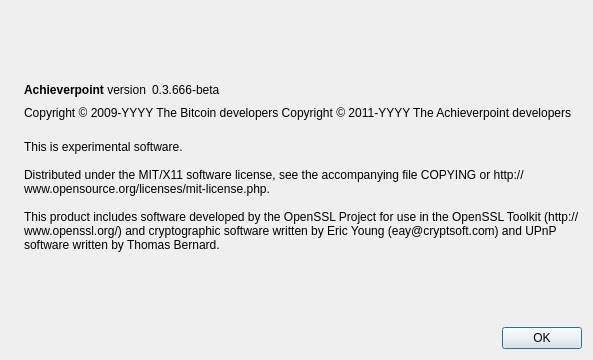
Above: src/qt/forms/aboutdialog.ui from achieverpoint/achieverpoint before the change. Below: the same form after it.
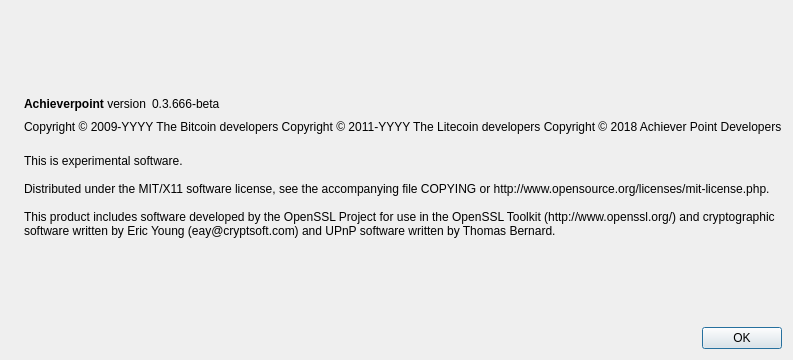
That is the form after the change. Icons and pictures are not drawn.

Commit message: Fix copyrights, release preparation

```diff
--- a/src/qt/forms/aboutdialog.ui
+++ b/src/qt/forms/aboutdialog.ui
@@ -92,7 +92,8 @@
        </property>
        <property name="text">
         <string notr="true">Copyright &amp;copy; 2009-YYYY The Bitcoin developers
-Copyright &amp;copy; 2011-YYYY The Achieverpoint developers</string>
+Copyright &amp;copy; 2011-YYYY The Litecoin developers
+Copyright &amp;copy; 2018 Achiever Point Developers</string>
        </property>
        <property name="textFormat">
         <enum>Qt::RichText</enum>
```
The commit also changes 9 other files.
